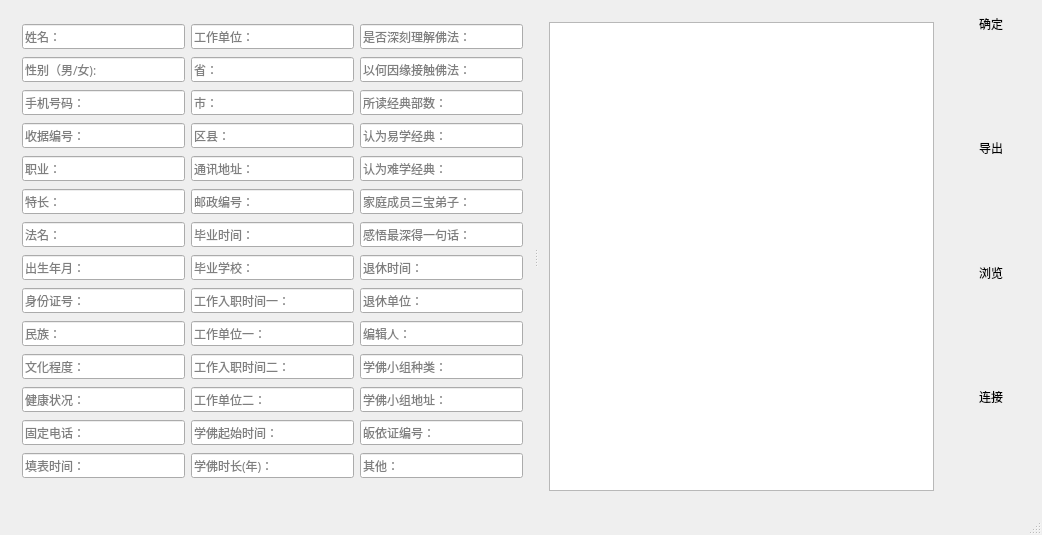
This is connect.ui in crouse/connect as Qt 5 draws it before an edit. The edited form follows.
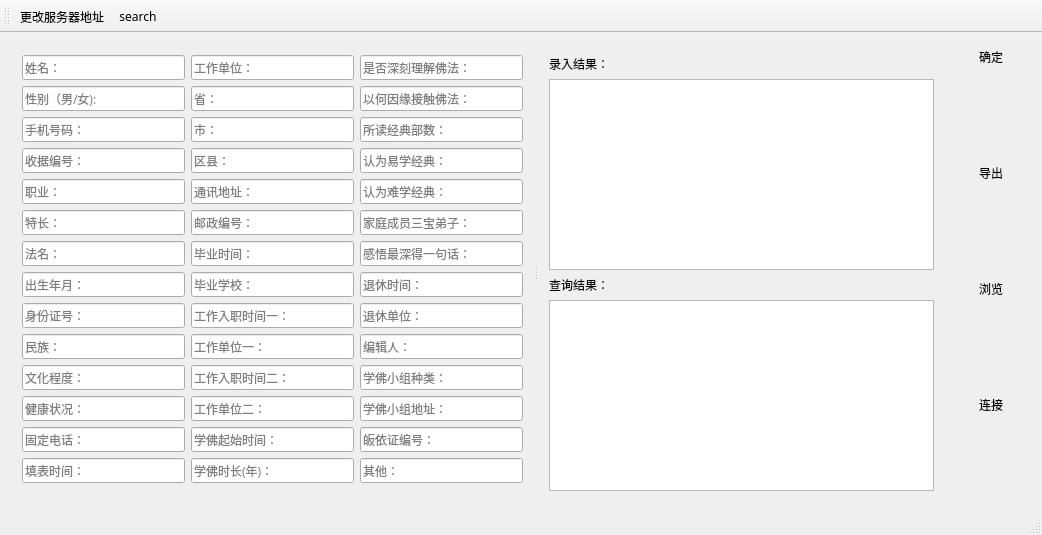
This is the edited form. Icons and pictures are not drawn.

Patch:
```diff
--- a/connect.ui
+++ b/connect.ui
@@ -26,8 +26,8 @@
    <bool>true</bool>
   </property>
   <widget class="QWidget" name="centralWidget">
-   <layout class="QGridLayout" name="gridLayout">
-    <item row="0" column="0">
+   <layout class="QHBoxLayout" name="horizontalLayout_2">
+    <item>
      <widget class="QSplitter" name="splitter">
       <property name="orientation">
        <enum>Qt::Horizontal</enum>
@@ -495,8 +495,20 @@
         </item>
        </layout>
       </widget>
-      <widget class="QWidget" name="layoutWidget_1">
+      <widget class="QWidget" name="">
        <layout class="QVBoxLayout" name="verticalLayout_4">
+        <item>
+         <widget class="QLabel" name="label">
+          <property name="font">
+           <font>
+            <family>KaiTi</family>
+           </font>
+          </property>
+          <property name="text">
+           <string>录入结果：</string>
+          </property>
+         </widget>
+        </item>
         <item>
          <widget class="QTableView" name="tableView">
           <property name="font">
@@ -515,11 +527,26 @@
           </property>
          </widget>
         </item>
+        <item>
+         <widget class="QLabel" name="label_2">
+          <property name="font">
+           <font>
+            <family>KaiTi</family>
+           </font>
+          </property>
+          <property name="text">
+           <string>查询结果：</string>
+          </property>
+         </widget>
+        </item>
+        <item>
+         <widget class="QTableView" name="tableView_2"/>
+        </item>
        </layout>
       </widget>
      </widget>
     </item>
-    <item row="0" column="1">
+    <item>
      <layout class="QVBoxLayout" name="verticalLayout_5">
       <item>
        <widget class="QPushButton" name="pushButtonOK">
@@ -703,11 +730,33 @@
    </layout>
   </widget>
   <widget class="QStatusBar" name="statusBar"/>
+  <widget class="QToolBar" name="toolBar">
+   <property name="windowTitle">
+    <string>toolBar</string>
+   </property>
+   <attribute name="toolBarArea">
+    <enum>TopToolBarArea</enum>
+   </attribute>
+   <attribute name="toolBarBreak">
+    <bool>false</bool>
+   </attribute>
+   <addaction name="action"/>
+   <addaction name="actionSearch"/>
+  </widget>
   <action name="action">
    <property name="text">
     <string>更改服务器地址</string>
    </property>
   </action>
+  <action name="actionSearch">
+   <property name="icon">
+    <iconset resource="img.qrc">
+     <normaloff>:/image/img/search.png</normaloff>:/image/img/search.png</iconset>
+   </property>
+   <property name="text">
+    <string>search</string>
+   </property>
+  </action>
  </widget>
  <layoutdefault spacing="6" margin="11"/>
  <tabstops>
```
Left out of the diff: 5 changed lines with no effect on the pictures.
